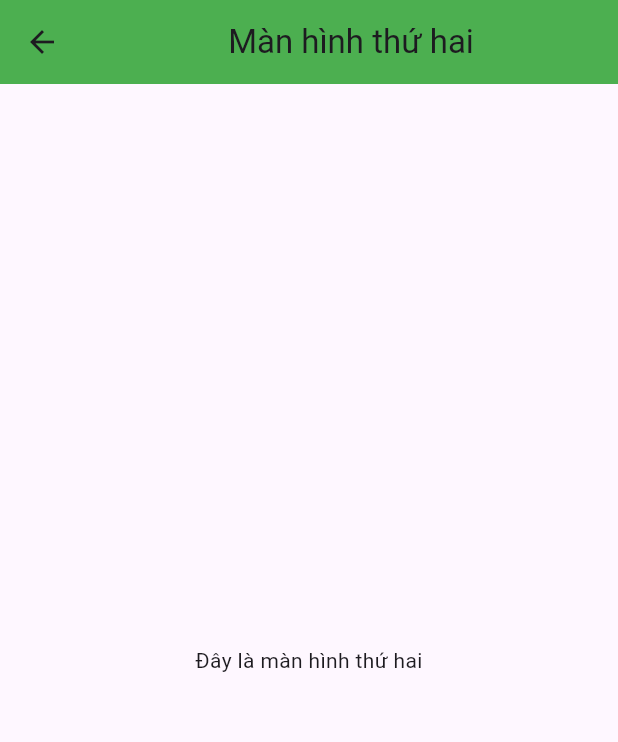
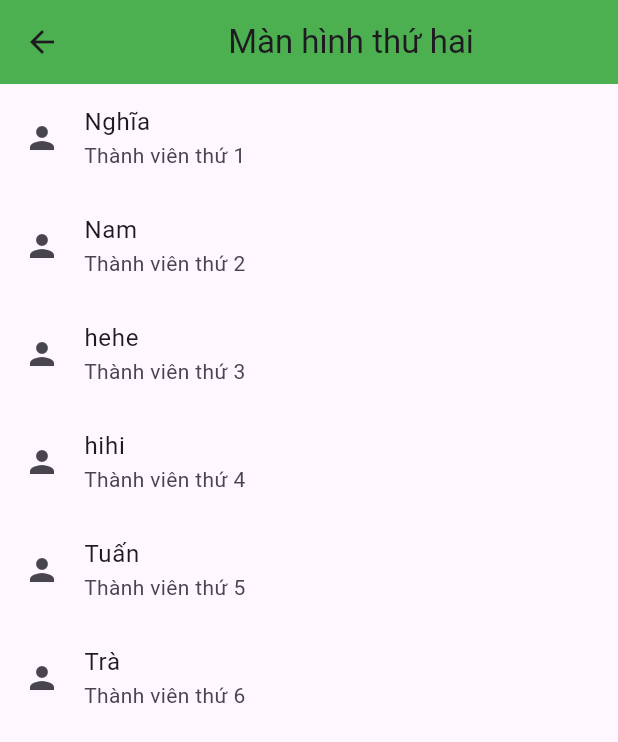
Before and after one commit to LeChinghia0912/first_app, a Flutter app: the screen it shows after launch, after a tap on "Chuyển đến Màn hình thứ hai", on a phone screen of 412 x 824 dp. Shown: the top 742 px of the screen. Run offline on Flutter 3.47's test engine with Material 3 defaults, Android fonts, the phone set to English and light mode, and no system bars.

```diff
--- a/lib/main.dart
+++ b/lib/main.dart
@@ -9,14 +9,33 @@ void main() {
       ),
       home: const MyHomePage(),
       routes: {
-        '/second': (context) => const SecondScreen(),
+        '/second': (context) =>  SecondScreen(),
       },
     ),
   );
 }
 
-class MyHomePage extends StatelessWidget {
+class MyHomePage extends StatefulWidget {
   const MyHomePage({super.key});
+
+  @override
+  _MyHomePageState createState() => _MyHomePageState();
+}
+
+// taạo bottom navigationbar
+class _MyHomePageState extends State<MyHomePage> {
+  int _currentIndex = 0;
+  final List<Widget> _screens = [
+    const HomeScreen(),
+    const SearchScreen(),
+    const ProfileScreen(),
+  ];
+
+  void _onTabTapped(int index) {
+    setState(() {
+      _currentIndex = index;
+    });
+  }
 
   @override
   Widget build(BuildContext context) {
@@ -25,7 +44,7 @@ class MyHomePage extends StatelessWidget {
         leading: IconButton(
           icon: const Icon(Icons.home),
           onPressed: () {
-            // hành động cuủa icon
+            // Hành động của icon
           },
         ),
         title: const Center(
@@ -33,20 +52,75 @@ class MyHomePage extends StatelessWidget {
         ),
         backgroundColor: Colors.green,
       ),
-      body: Center(
-        child: ElevatedButton(
-          child: const Text('Chuyển đến Màn hình thứ hai'),
-          onPressed: () {
-            Navigator.pushNamed(context, '/second');
-          },
-        ),
+      body: _screens[_currentIndex],
+      bottomNavigationBar: BottomNavigationBar(
+        items: const [
+          BottomNavigationBarItem(
+            icon: Icon(Icons.home),
+            label: 'Home',
+          ),
+          BottomNavigationBarItem(
+            icon: Icon(Icons.search),
+            label: 'Search',
+          ),
+          BottomNavigationBarItem(
+            icon: Icon(Icons.person),
+            label: 'Profile',
+          ),
+        ],
+        currentIndex: _currentIndex,
+        selectedItemColor: Colors.blue,
+        unselectedItemColor: Colors.grey,
+        showSelectedLabels: true,
+        showUnselectedLabels: true,
+        onTap: _onTabTapped,
       ),
     );
   }
 }
 
+class HomeScreen extends StatelessWidget {
+  const HomeScreen({super.key});
+
+  @override
+  Widget build(BuildContext context) {
+    return Center(
+      child: ElevatedButton(
+        child: const Text('Chuyển đến Màn hình thứ hai'),
+        onPressed: () {
+          Navigator.pushNamed(context, '/second');
+        },
+      ),
+    );
+  }
+}
+
+class SearchScreen extends StatelessWidget {
+  const SearchScreen({super.key});
+
+  @override
+  Widget build(BuildContext context) {
+    return const Center(
+      child: Text('Search Screen'),
+    );
+  }
+}
+
+class ProfileScreen extends StatelessWidget {
+  const ProfileScreen({super.key});
+
+  @override
+  Widget build(BuildContext context) {
+    return const Center(
+      child: Text('Profile Screen'),
+    );
+  }
+}
+
 class SecondScreen extends StatelessWidget {
-  const SecondScreen({super.key});
+   SecondScreen({super.key});
+
+  final List<String> nameUser = ['Nghĩa', 'Nam', 'hehe', 'hihi', 'Tuấn', 'Trà'];
 
   @override
   Widget build(BuildContext context) {
@@ -57,8 +131,16 @@ class SecondScreen extends StatelessWidget {
         ),
         backgroundColor: Colors.green,
       ),
-      body: const Center(
-        child: Text('Đây là màn hình thứ hai'),
+      body: ListView.builder(
+        itemCount: nameUser.length,
+        itemBuilder: (context, index) {
+          final name = nameUser[index];
+          return ListTile(
+            leading: const Icon(Icons.person),
+            title: Text(name),
+            subtitle: Text('Thành viên thứ ${index + 1}'),
+          );
+        },
       ),
     );
   }
```
